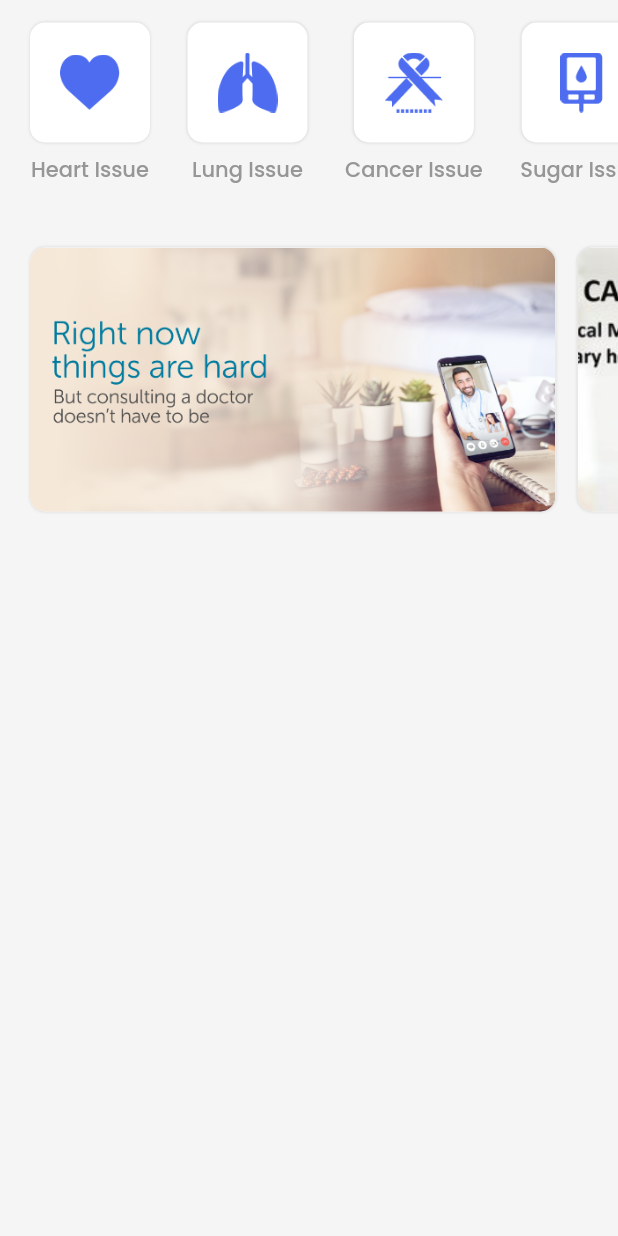
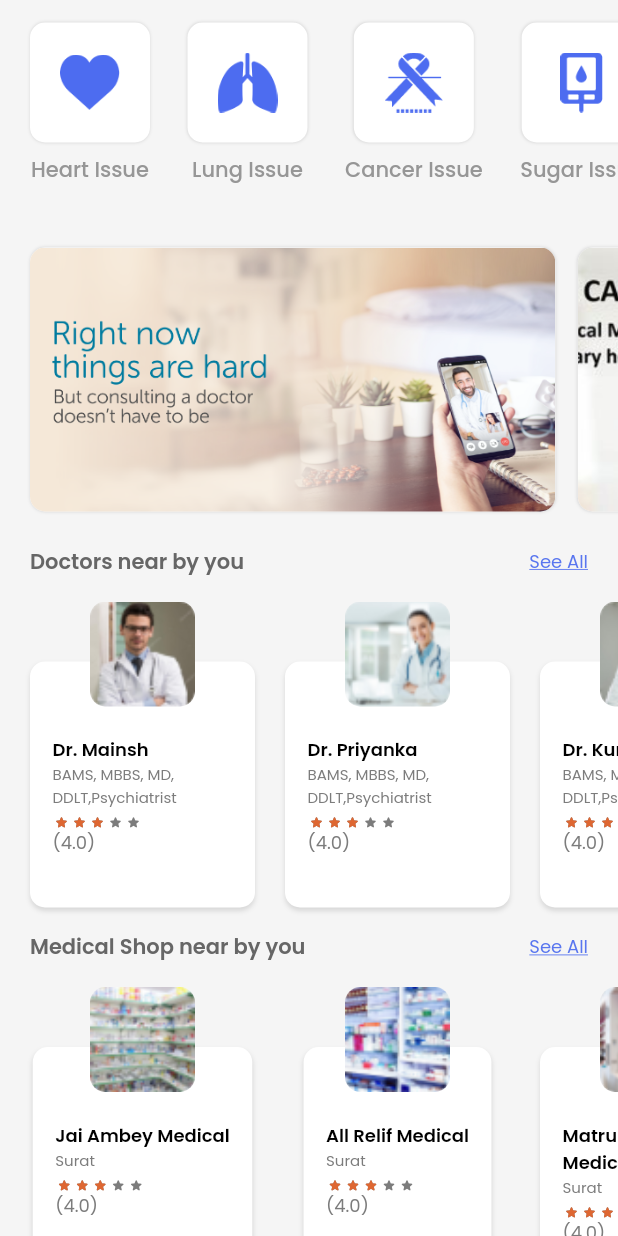
Before and after one commit to codeforany/medicare_app_flutter, a Flutter app: the HomeTabScreen screen opened directly, on a phone screen of 412 x 824 dp. Run offline on Flutter 3.47's test engine with Material 3 defaults, Android fonts, the light colour scheme and no system bars; drawn by our look-alikes of flutter_rating_stars; our stand-ins replace flutter_otp_text_field; missing offline and left inert: fl_country_code_picker.

Commit message:
near by doctor & medical shop list added

```diff
--- /dev/null
+++ b/lib/common_widget/section_row.dart
@@ -0,0 +1,40 @@
+import 'package:flutter/material.dart';
+import 'package:medicare/common/color_extension.dart';
+
+class SectionRow extends StatelessWidget {
+  final String title;
+  final String buttonTitle;
+  final VoidCallback onPressed;
+
+  const SectionRow({super.key, required this.title,  this.buttonTitle = "See All", required this.onPressed});
+
+  @override
+  Widget build(BuildContext context) {
+    return Padding(
+      padding: const EdgeInsets.symmetric(horizontal: 20, vertical: 8),
+      child: Row(
+        mainAxisAlignment: MainAxisAlignment.spaceBetween,
+        children: [
+          Text(
+            title,
+            style: TextStyle(
+                color: TColor.primaryText,
+                fontSize: 14,
+                fontWeight: FontWeight.w600),
+          ),
+          InkWell(
+            onTap: onPressed,
+            child: Text(
+              buttonTitle,
+              style: TextStyle(
+                color: TColor.primary,
+                fontSize: 12,
+                decoration: TextDecoration.underline
+              ),
+            ),
+          )
+        ],
+      ),
+    );
+  }
+}
--- /dev/null
+++ b/lib/screen/home/doctor_cell.dart
@@ -0,0 +1,112 @@
+import 'package:flutter/material.dart';
+import 'package:flutter_rating_stars/flutter_rating_stars.dart';
+import 'package:medicare/common/color_extension.dart';
+
+class DoctorCell extends StatelessWidget {
+  final Map obj;
+  final VoidCallback onPressed;
+
+  const DoctorCell({super.key, required this.obj, required this.onPressed});
+
+  @override
+  Widget build(BuildContext context) {
+    return InkWell(
+      onTap: onPressed,
+      child: SizedBox(
+        width: 150,
+        child: Stack(
+          alignment: Alignment.topCenter,
+          children: [
+            Container(
+              margin: const EdgeInsets.only(top: 40),
+              padding: const EdgeInsets.only(
+                top: 50,
+                left: 15,
+                right: 15,
+                bottom: 15,
+              ),
+              decoration: BoxDecoration(
+                  color: Colors.white,
+                  borderRadius: BorderRadius.circular(10),
+                  boxShadow: const [
+                    BoxShadow(
+                        color: Colors.black12,
+                        blurRadius: 2,
+                        offset: Offset(0, 2))
+                  ]),
+              child: Column(
+                crossAxisAlignment: CrossAxisAlignment.start,
+                children: [
+                  Text(
+                    obj["name"],
+                    maxLines: 2,
+                    style: TextStyle(
+                      color: TColor.black,
+                      fontSize: 12,
+                      fontWeight: FontWeight.w600,
+                    ),
+                  ),
+                  Text(
+                    obj["degree"],
+                    maxLines: 2,
+                    style: TextStyle(
+                      color: TColor.secondaryText,
+                      fontSize: 10,
+                    ),
+                  ),
+                  const SizedBox(
+                    height: 4,
+                  ),
+                  IgnorePointer(
+                    ignoring: true,
+                    child: RatingStars(
+                      value: 3,
+                      onValueChanged: (v) {},
+                      starCount: 5,
+                      starSize: 10,
+                      valueLabelColor: const Color(0xff9b9b9b),
+                      valueLabelTextStyle: const TextStyle(
+                          color: Colors.white,
+                          fontWeight: FontWeight.w400,
+                          fontStyle: FontStyle.normal,
+                          fontSize: 12.0),
+                      valueLabelRadius: 0,
+                      maxValue: 5,
+                      starSpacing: 2,
+                      maxValueVisibility: true,
+                      valueLabelVisibility: false,
+                      animationDuration: const Duration(milliseconds: 1000),
+                      valueLabelPadding:
+                          const EdgeInsets.symmetric(vertical: 1, horizontal: 8),
+                      valueLabelMargin: const EdgeInsets.only(right: 8),
+                      starOffColor: const Color(0xff7c7c7c),
+                      starColor: const Color(0xffDE6732),
+                    ),
+                  ),
+                  Text(
+                    "(4.0)",
+                    maxLines: 2,
+                    style: TextStyle(
+                      color: TColor.secondaryText,
+                      fontSize: 12,
+                    ),
+                  )
+                ],
+              ),
+            ),
+            ClipRRect(
+              borderRadius: BorderRadius.circular(10),
+              child: Image.asset(
+                obj["img"],
+                width: 70,
+                height: 70,
+                fit: BoxFit.cover,
+              ),
+            )
+          ],
+        ),
+      ),
+    );
+
+  }
+}
--- a/lib/screen/home/home_tab_screen.dart
+++ b/lib/screen/home/home_tab_screen.dart
@@ -1,6 +1,10 @@
 import 'package:flutter/material.dart';
+import 'package:flutter_rating_stars/flutter_rating_stars.dart';
 import 'package:medicare/common/color_extension.dart';
 import 'package:medicare/common_widget/category_button.dart';
+import 'package:medicare/common_widget/section_row.dart';
+import 'package:medicare/screen/home/doctor_cell.dart';
+import 'package:medicare/screen/home/shop_cell.dart';
 
 class HomeTabScreen extends StatefulWidget {
   const HomeTabScreen({super.key});
@@ -19,10 +23,43 @@ class _HomeTabScreenState extends State<HomeTabScreen> {
 
   List adsArr = [
     {
-      "img":"assets/img/ad_1.png",
+      "img": "assets/img/ad_1.png",
     },
-     {
+    {
       "img": "assets/img/ad_2.png",
+    },
+  ];
+
+  List nearDoctorArr = [
+    {"name": "Dr. Mainsh", "degree": "BAMS, MBBS, MD, DDLT,Psychiatrist" , "img": "assets/img/u1.png"},
+    {
+      "name": "Dr. Priyanka",
+      "degree": "BAMS, MBBS, MD, DDLT,Psychiatrist",
+      "img": "assets/img/u2.png"
+    },
+    {
+      "name": "Dr. Kunal Vaidya",
+      "degree": "BAMS, MBBS, MD, DDLT,Psychiatrist",
+      "img": "assets/img/u3.png"
+    },
+
+  ];
+
+  List nearShopArr = [
+    {
+      "name": "Jai Ambey Medical",
+      "address": "Surat",
+      "img": "assets/img/s1.png"
+    },
+    {
+      "name": "All Relif Medical",
+      "address": "Surat",
+      "img": "assets/img/s2.png"
+    },
+    {
+      "name": "Matru Chaya Medical",
+      "address": "Surat",
+      "img": "assets/img/s3.png"
     },
   ];
 
@@ -57,7 +94,7 @@ class _HomeTabScreenState extends State<HomeTabScreen> {
               // color: Colors.red,
               height: context.width * 0.5,
               child: ListView.separated(
-                scrollDirection: Axis.horizontal,
+                  scrollDirection: Axis.horizontal,
                   padding:
                       const EdgeInsets.symmetric(vertical: 15, horizontal: 20),
                   itemBuilder: (context, index) {
@@ -86,7 +123,40 @@ class _HomeTabScreenState extends State<HomeTabScreen> {
                         width: 15,
                       ),
                   itemCount: adsArr.length),
-            )
+            ),
+            SectionRow(title: "Doctors near by you", onPressed: () {}),
+            SizedBox(
+              height: 220,
+              child: ListView.separated(
+                  padding:
+                      const EdgeInsets.symmetric(horizontal: 20, vertical: 8),
+                  scrollDirection: Axis.horizontal,
+                  itemBuilder: (context, index) {
+                    return DoctorCell(obj: nearDoctorArr[index] , onPressed: (){
+
+                    });
+                  },
+                  separatorBuilder: (context, index) => const SizedBox(
+                        width: 20,
+                      ),
+                  itemCount: nearDoctorArr.length),
+            ),
+            SectionRow(title: "Medical Shop near by you", onPressed: () {}),
+            SizedBox(
+              height: 220,
+              child: ListView.separated(
+                  padding:
+                      const EdgeInsets.symmetric(horizontal: 20, vertical: 8),
+                  scrollDirection: Axis.horizontal,
+                  itemBuilder: (context, index) {
+                    return ShopCell(
+                        obj: nearShopArr[index], onPressed: () {});
+                  },
+                  separatorBuilder: (context, index) => const SizedBox(
+                        width: 20,
+                      ),
+                  itemCount: nearShopArr.length),
+            ),
           ],
         ),
       ),
--- /dev/null
+++ b/lib/screen/home/shop_cell.dart
@@ -0,0 +1,111 @@
+import 'package:flutter/material.dart';
+import 'package:flutter_rating_stars/flutter_rating_stars.dart';
+import 'package:medicare/common/color_extension.dart';
+
+class ShopCell extends StatelessWidget {
+  final Map obj;
+  final VoidCallback onPressed;
+
+  const ShopCell({super.key, required this.obj, required this.onPressed});
+
+  @override
+  Widget build(BuildContext context) {
+    return InkWell(
+      onTap: onPressed,
+      child: SizedBox(
+        width: 150,
+        child: Stack(
+          alignment: Alignment.topCenter,
+          children: [
+            Container(
+              margin: const EdgeInsets.only(top: 40),
+              padding: const EdgeInsets.only(
+                top: 50,
+                left: 15,
+                right: 15,
+                bottom: 15,
+              ),
+              decoration: BoxDecoration(
+                  color: Colors.white,
+                  borderRadius: BorderRadius.circular(10),
+                  boxShadow: const [
+                    BoxShadow(
+                        color: Colors.black12,
+                        blurRadius: 2,
+                        offset: Offset(0, 2))
+                  ]),
+              child: Column(
+                crossAxisAlignment: CrossAxisAlignment.start,
+                children: [
+                  Text(
+                    obj["name"],
+                    maxLines: 2,
+                    style: TextStyle(
+                      color: TColor.black,
+                      fontSize: 12,
+                      fontWeight: FontWeight.w600,
+                    ),
+                  ),
+                  Text(
+                    obj["address"],
+                    maxLines: 2,
+                    style: TextStyle(
+                      color: TColor.secondaryText,
+                      fontSize: 10,
+                    ),
+                  ),
+                  const SizedBox(
+                    height: 4,
+                  ),
+                  IgnorePointer(
+                    ignoring: true,
+                    child: RatingStars(
+                      value: 3,
+                      onValueChanged: (v) {},
+                      starCount: 5,
+                      starSize: 10,
+                      valueLabelColor: const Color(0xff9b9b9b),
+                      valueLabelTextStyle: const TextStyle(
+                          color: Colors.white,
+                          fontWeight: FontWeight.w400,
+                          fontStyle: FontStyle.normal,
+                          fontSize: 12.0),
+                      valueLabelRadius: 0,
+                      maxValue: 5,
+                      starSpacing: 2,
+                      maxValueVisibility: true,
+                      valueLabelVisibility: false,
+                      animationDuration: const Duration(milliseconds: 1000),
+                      valueLabelPadding: const EdgeInsets.symmetric(
+                          vertical: 1, horizontal: 8),
+                      valueLabelMargin: const EdgeInsets.only(right: 8),
+                      starOffColor: const Color(0xff7c7c7c),
+                      starColor: const Color(0xffDE6732),
+                    ),
+                  ),
+                  Text(
+                    "(4.0)",
+                    maxLines: 2,
+                    style: TextStyle(
+                      color: TColor.secondaryText,
+                      fontSize: 12,
+                    ),
+                  )
+                ],
+              ),
+            ),
+            ClipRRect(
+              borderRadius: BorderRadius.circular(10),
+              child: Image.asset(
+                obj["img"],
+                width: 70,
+                height: 70,
+                fit: BoxFit.cover,
+              ),
+            )
+          ],
+        ),
+      ),
+    );
+  }
+}
--- a/pubspec.yaml
+++ b/pubspec.yaml
@@ -37,6 +37,7 @@ dependencies:
   cupertino_icons: ^1.0.8
   fl_country_code_picker: ^0.1.9+1
   flutter_otp_text_field: ^1.2.0
+  flutter_rating_stars: ^1.1.0
 
 dev_dependencies:
   flutter_test:
```
Also changed, not shown: assets/img/s1.png (added), assets/img/s2.png (added), assets/img/s3.png (added), assets/img/u1.png (added), assets/img/u2.png (added), assets/img/u3.png (added), pubspec.lock.
